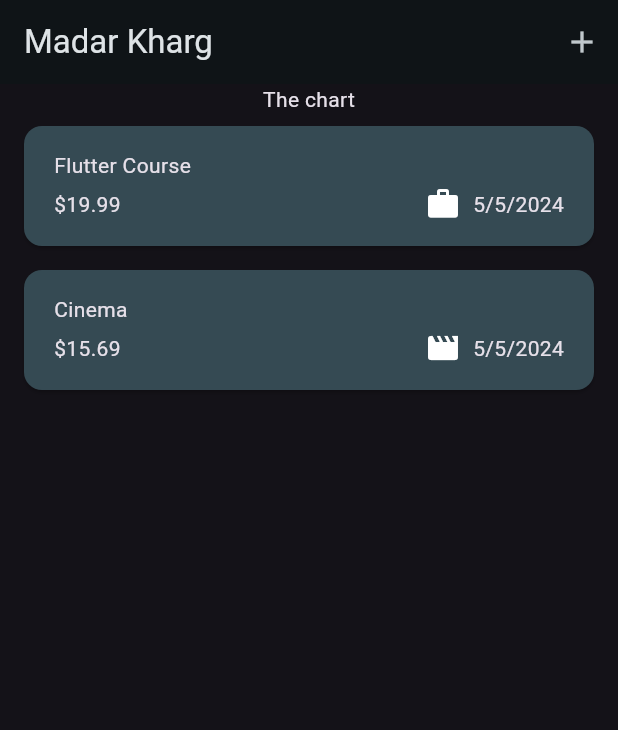
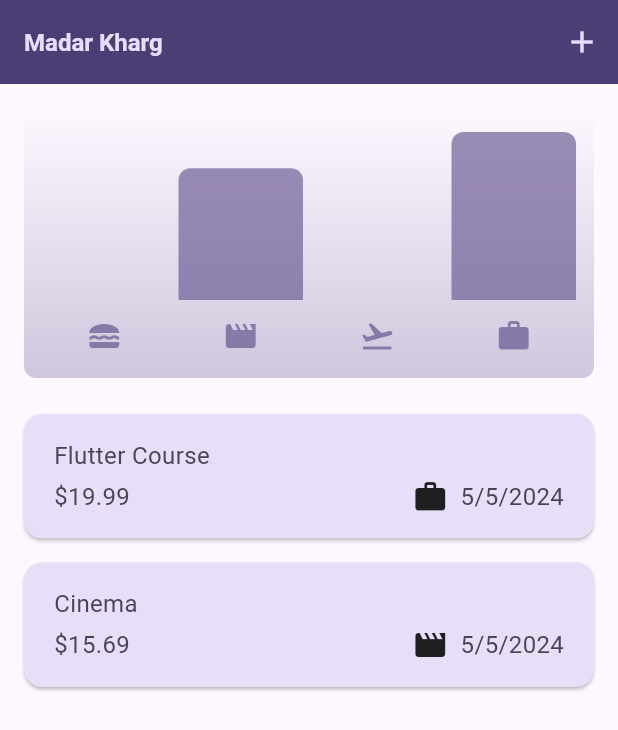
Before and after one commit to mjaliz/madarkharg, a Flutter app: the screen it shows after launch, on a phone screen of 412 x 824 dp. Shown: the top 730 px of the screen. Run offline on Flutter 3.47's test engine with Material 3 defaults, Android fonts, the phone set to English and light mode, and no system bars.

Commit message:
035 Chart added

```diff
--- a/lib/main.dart
+++ b/lib/main.dart
@@ -60,7 +60,7 @@ void main() {
           ),
         ),
       ),
-      themeMode: ThemeMode.dark,
+      themeMode: ThemeMode.system,
       home: const Expenses(),
     ),
   );
--- a/lib/models/expense.dart
+++ b/lib/models/expense.dart
@@ -33,3 +33,28 @@ class Expense {
     return formatter.format(date);
   }
 }
+
+class ExpenseBucket {
+  const ExpenseBucket({
+    required this.category,
+    required this.expenses,
+  });
+
+  ExpenseBucket.forCategory(List<Expense> allExpenses, this.category)
+      : expenses = allExpenses
+            .where((element) => element.category == category)
+            .toList();
+
+  final Category category;
+  final List<Expense> expenses;
+
+  double get totalExpenses {
+    double sum = 0;
+
+    for (final expense in expenses) {
+      sum += expense.amount;
+    }
+
+    return sum;
+  }
+}
--- /dev/null
+++ b/lib/widgets/chart/chart.dart
@@ -0,0 +1,95 @@
+import 'package:flutter/material.dart';
+
+import 'package:madarkharg/widgets/chart/chart_bar.dart';
+import 'package:madarkharg/models/expense.dart';
+
+class Chart extends StatelessWidget {
+  const Chart({super.key, required this.expenses});
+
+  final List<Expense> expenses;
+
+  List<ExpenseBucket> get buckets {
+    return [
+      ExpenseBucket.forCategory(expenses, Category.food),
+      ExpenseBucket.forCategory(expenses, Category.leisure),
+      ExpenseBucket.forCategory(expenses, Category.travel),
+      ExpenseBucket.forCategory(expenses, Category.work),
+    ];
+  }
+
+  double get maxTotalExpense {
+    double maxTotalExpense = 0;
+
+    for (final bucket in buckets) {
+      if (bucket.totalExpenses > maxTotalExpense) {
+        maxTotalExpense = bucket.totalExpenses;
+      }
+    }
+
+    return maxTotalExpense;
+  }
+
+  @override
+  Widget build(BuildContext context) {
+    final isDarkMode =
+        MediaQuery.of(context).platformBrightness == Brightness.dark;
+    return Container(
+      margin: const EdgeInsets.all(16),
+      padding: const EdgeInsets.symmetric(
+        vertical: 16,
+        horizontal: 8,
+      ),
+      width: double.infinity,
+      height: 180,
+      decoration: BoxDecoration(
+        borderRadius: BorderRadius.circular(8),
+        gradient: LinearGradient(
+          colors: [
+            Theme.of(context).colorScheme.primary.withOpacity(0.3),
+            Theme.of(context).colorScheme.primary.withOpacity(0.0)
+          ],
+          begin: Alignment.bottomCenter,
+          end: Alignment.topCenter,
+        ),
+      ),
+      child: Column(
+        children: [
+          Expanded(
+            child: Row(
+              crossAxisAlignment: CrossAxisAlignment.end,
+              children: [
+                for (final bucket in buckets) // alternative to map()
+                  ChartBar(
+                    fill: bucket.totalExpenses == 0
+                        ? 0
+                        : bucket.totalExpenses / maxTotalExpense,
+                  )
+              ],
+            ),
+          ),
+          const SizedBox(height: 12),
+          Row(
+            children: buckets
+                .map(
+                  (bucket) => Expanded(
+                    child: Padding(
+                      padding: const EdgeInsets.symmetric(horizontal: 4),
+                      child: Icon(
+                        categoryIcons[bucket.category],
+                        color: isDarkMode
+                            ? Theme.of(context).colorScheme.secondary
+                            : Theme.of(context)
+                                .colorScheme
+                                .primary
+                                .withOpacity(0.7),
+                      ),
+                    ),
+                  ),
+                )
+                .toList(),
+          )
+        ],
+      ),
+    );
+  }
+}
--- /dev/null
+++ b/lib/widgets/chart/chart_bar.dart
@@ -0,0 +1,34 @@
+import 'package:flutter/material.dart';
+
+class ChartBar extends StatelessWidget {
+  const ChartBar({
+    super.key,
+    required this.fill,
+  });
+
+  final double fill;
+
+  @override
+  Widget build(BuildContext context) {
+    final isDarkMode =
+        MediaQuery.of(context).platformBrightness == Brightness.dark;
+    return Expanded(
+      child: Padding(
+        padding: const EdgeInsets.symmetric(horizontal: 4),
+        child: FractionallySizedBox(
+          heightFactor: fill,
+          child: DecoratedBox(
+            decoration: BoxDecoration(
+              shape: BoxShape.rectangle,
+              borderRadius:
+                  const BorderRadius.vertical(top: Radius.circular(8)),
+              color: isDarkMode
+                  ? Theme.of(context).colorScheme.secondary
+                  : Theme.of(context).colorScheme.primary.withOpacity(0.65),
+            ),
+          ),
+        ),
+      ),
+    );
+  }
+}
--- a/lib/widgets/expenses.dart
+++ b/lib/widgets/expenses.dart
@@ -1,6 +1,7 @@
 import 'package:flutter/material.dart';
 import 'package:flutter/widgets.dart';
 import 'package:madarkharg/main.dart';
+import 'package:madarkharg/widgets/chart/chart.dart';
 import 'package:madarkharg/widgets/expense/expense_list.dart';
 import 'package:madarkharg/models/expense.dart';
 import 'package:madarkharg/widgets/expense/new_expense.dart';
@@ -92,7 +93,7 @@ class _ExpensesState extends State<Expenses> {
       ),
       body: Column(
         children: [
-          const Text("The chart"),
+          Chart(expenses: _registeredExpenses),
           Expanded(
             child: mainContent,
           ),
```
